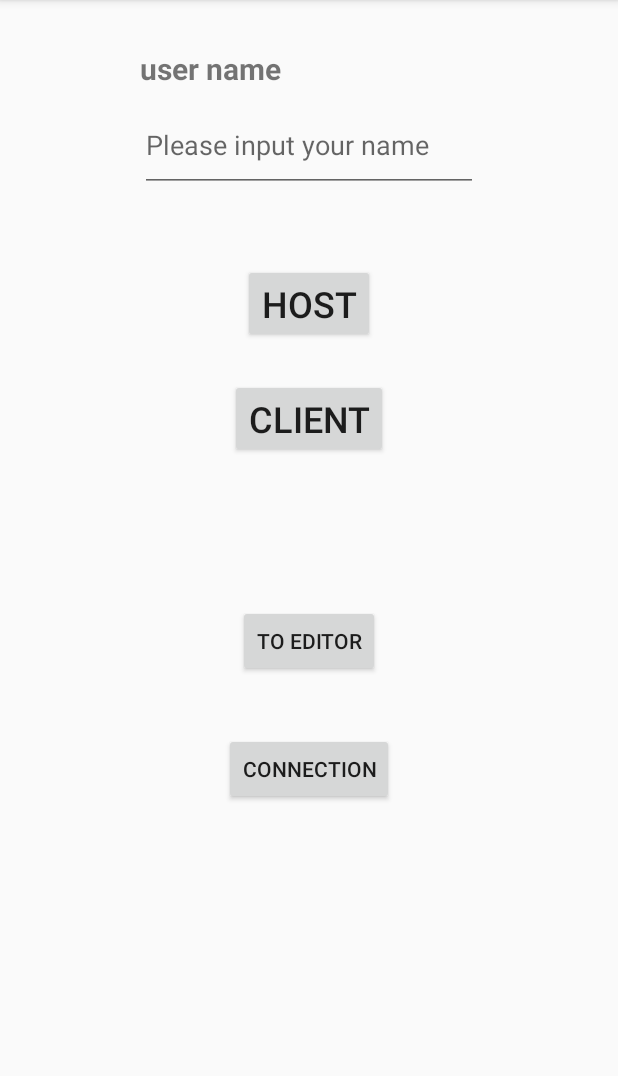
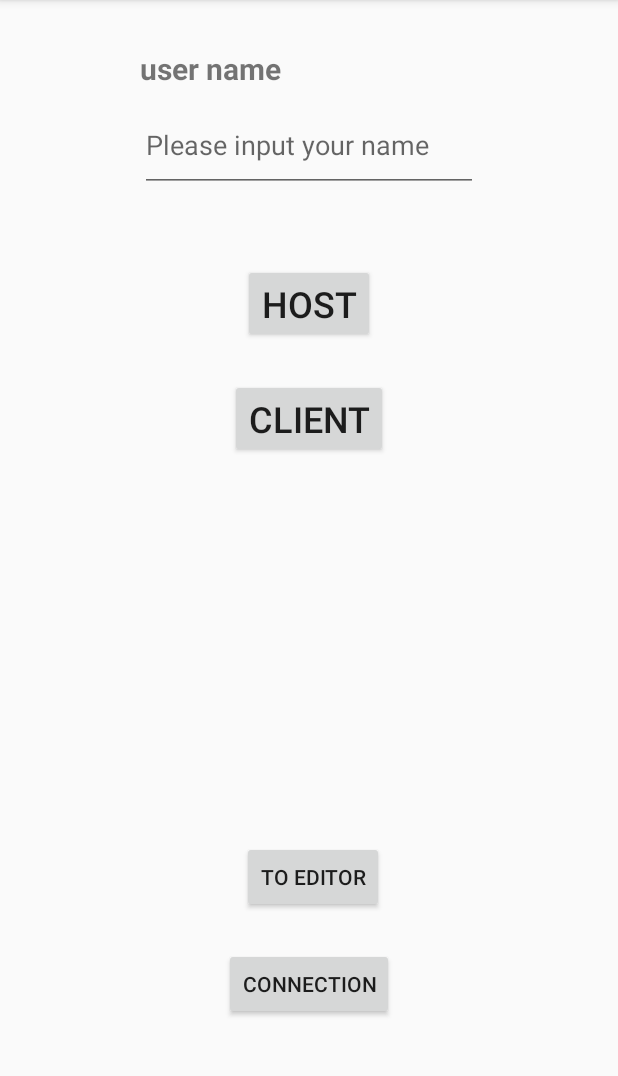
Before and after one commit to ted-lin/memo_demo_1, an Android app: the screen it shows after launch (MainActivity), on a phone screen of 412 x 824 dp, the part 84-1160 px from its top. Run offline under Robolectric (Android 15) with nearby library versions, the phone set to English and light mode, and no system bars.

Commit message:
rev5
rev5

```diff
--- a/app/src/main/java/com/example/wifi/WifiDirectBroadcastReceiver.java
+++ b/app/src/main/java/com/example/wifi/WifiDirectBroadcastReceiver.java
@@ -85,7 +85,9 @@ public class WifiDirectBroadcastReceiver extends BroadcastReceiver {
                     return;
                 }
                 WifiP2pDevice wifiP2pDevice = intent.getParcelableExtra(WifiP2pManager.EXTRA_WIFI_P2P_DEVICE);
-                mListener.onSelfChanged(wifiP2pDevice);
+                if (wifiP2pDevice != null) {
+                    mListener.onSelfChanged(wifiP2pDevice);
+                }
                 break;
             }
         }
--- a/app/src/main/java/com/example/wifi/WifiP2p.java
+++ b/app/src/main/java/com/example/wifi/WifiP2p.java
@@ -200,6 +200,7 @@ public class WifiP2p {
         intentFilter.addAction(WifiP2pManager.WIFI_P2P_PEERS_CHANGED_ACTION);
         intentFilter.addAction(WifiP2pManager.WIFI_P2P_CONNECTION_CHANGED_ACTION);
         intentFilter.addAction(WifiP2pManager.WIFI_P2P_THIS_DEVICE_CHANGED_ACTION);
+        intentFilter.addAction(WifiP2pManager.WIFI_P2P_DISCOVERY_CHANGED_ACTION);
         return intentFilter;
     }
 
--- a/app/src/main/res/layout/activity_main.xml
+++ b/app/src/main/res/layout/activity_main.xml
@@ -10,7 +10,7 @@
     tools:context=".MainActivity">
 
     <Button
-        android:id="@+id/button"
+        android:id="@+id/host_main"
         android:layout_width="wrap_content"
         android:layout_height="wrap_content"
         android:layout_marginTop="48dp"
@@ -23,7 +23,7 @@
         app:layout_constraintTop_toBottomOf="@+id/editText" />
 
     <Button
-        android:id="@+id/button2"
+        android:id="@+id/client_main"
         android:layout_width="wrap_content"
         android:layout_height="wrap_content"
         android:layout_marginTop="24dp"
@@ -32,7 +32,7 @@
         android:textSize="24sp"
         app:layout_constraintEnd_toEndOf="parent"
         app:layout_constraintStart_toStartOf="parent"
-        app:layout_constraintTop_toBottomOf="@+id/button" />
+        app:layout_constraintTop_toBottomOf="@+id/host_main" />
 
     <!--    here for jacky to debug-->
 
@@ -47,9 +47,10 @@
         app:layout_constrainedWidth="true"
         app:layout_constraintBottom_toTopOf="@+id/button6"
         app:layout_constraintEnd_toEndOf="parent"
-        app:layout_constraintHorizontal_bias="0.5"
+        app:layout_constraintHorizontal_bias="0.509"
         app:layout_constraintStart_toStartOf="parent"
-        app:layout_constraintTop_toBottomOf="@+id/button2" />
+        app:layout_constraintTop_toBottomOf="@+id/client_main"
+        app:layout_constraintVertical_bias="0.893" />
 
     <EditText
         android:id="@+id/editText"
@@ -86,7 +87,8 @@
         android:text="Connection"
         app:layout_constraintBottom_toBottomOf="parent"
         app:layout_constraintEnd_toEndOf="parent"
-        app:layout_constraintHorizontal_bias="0.5"
         app:layout_constraintStart_toStartOf="parent"
-        app:layout_constraintTop_toBottomOf="@+id/button2" />
+        app:layout_constraintTop_toBottomOf="@+id/client_main"
+        app:layout_constraintVertical_bias="0.891" />
+
 </androidx.constraintlayout.widget.ConstraintLayout>
```
Also changed, not shown: app/src/main/AndroidManifest.xml (+10 -6 lines), app/src/main/java/com/example/memo_demo/MainActivity.java (+17 -0 lines), app/src/main/java/com/example/memo_demo/MemoHost.java (+24 -5 lines).
